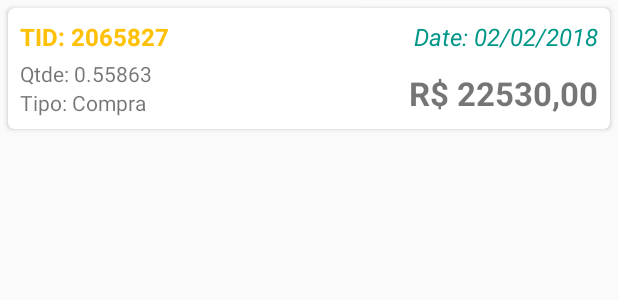
After one commit to kelvishardwork/example-retrofit2-bitcoin, an Android app: the layout row_trade_list.xml on its own in the app's theme, with its tools: preview values and no code run, on a phone screen of 412 x 824 dp. The commit adds this screen. Shown: the top 300 px of the screen. Run offline under Robolectric (Android 15) with nearby library versions, the phone set to English and light mode, and no system bars.

Commit message:
Criação dos Componentes da Trade, TradeActivity, TradeListAdaper, TradeViewHolder e layout

```diff
--- a/app/src/main/AndroidManifest.xml
+++ b/app/src/main/AndroidManifest.xml
@@ -18,7 +18,6 @@
                 <category android:name="android.intent.category.LAUNCHER" />
             </intent-filter>
         </activity>
-        <activity android:name=".MainActivity" />
         <activity android:name=".trade.TradeActivity"></activity>
     </application>
 
--- a/app/src/main/java/com/brakeel/exampleretrofit2bitcoin/entity/Trade.java
+++ b/app/src/main/java/com/brakeel/exampleretrofit2bitcoin/entity/Trade.java
@@ -6,17 +6,17 @@ package com.brakeel.exampleretrofit2bitcoin.entity;
 
 public class Trade {
 
-    private Double date;
+    private Integer date;
     private Double price;
     private Double amount;
     private Integer tid;
     private String type;
 
-    public Double getDate() {
+    public Integer getDate() {
         return date;
     }
 
-    public void setDate(Double date) {
+    public void setDate(Integer date) {
         this.date = date;
     }
 
--- /dev/null
+++ b/app/src/main/res/layout/row_trade_list.xml
@@ -0,0 +1,71 @@
+<?xml version="1.0" encoding="utf-8"?>
+<android.support.v7.widget.CardView xmlns:android="http://schemas.android.com/apk/res/android"
+    xmlns:card="http://schemas.android.com/apk/res-auto"
+    android:layout_width="match_parent"
+    android:layout_height="wrap_content"
+    android:layout_margin="5dp"
+    android:elevation="2dp"
+    card:cardCornerRadius="4dp">
+
+    <RelativeLayout
+        android:layout_width="match_parent"
+        android:layout_height="wrap_content"
+        android:padding="8dp">
+
+        <TextView
+            android:id="@+id/tvTidTrade"
+            android:layout_width="wrap_content"
+            android:layout_height="wrap_content"
+            android:layout_alignParentLeft="true"
+            android:layout_alignParentTop="true"
+            android:text="Tid: 2065827"
+            android:textAllCaps="true"
+            android:textColor="@color/colorAccent"
+            android:textSize="16sp"
+            android:textStyle="bold" />
+
+        <TextView
+            android:id="@+id/tvDateTrade"
+            android:layout_width="wrap_content"
+            android:layout_height="wrap_content"
+            android:layout_alignParentRight="true"
+            android:layout_alignParentTop="true"
+            android:text="Date: 02/02/2018"
+            android:textColor="@color/colorPrimary"
+            android:textSize="16sp"
+            android:textStyle="italic" />
+
+        <TextView
+            android:id="@+id/tvAmountTrade"
+            android:layout_width="wrap_content"
+            android:layout_height="wrap_content"
+            android:layout_alignParentLeft="true"
+            android:layout_below="@+id/tvTidTrade"
+            android:layout_marginTop="4dp"
+            android:text="Qtde: 0.55863" />
+
+        <TextView
+            android:id="@+id/tvTypeTrade"
+            android:layout_width="wrap_content"
+            android:layout_height="wrap_content"
+            android:layout_alignParentLeft="true"
+            android:layout_below="@+id/tvAmountTrade"
+            android:text="Tipo: Compra" />
+
+        <TextView
+            android:id="@+id/tvPriceTrade"
+            android:layout_width="wrap_content"
+            android:layout_height="wrap_content"
+            android:layout_alignParentEnd="true"
+            android:layout_alignParentRight="true"
+            android:layout_alignTop="@+id/tvAmountTrade"
+            android:layout_marginTop="8dp"
+            android:text="R$ 22530,00"
+            android:textSize="22sp"
+            android:textStyle="bold" />
+
+
+    </RelativeLayout>
+
+
+</android.support.v7.widget.CardView>
--- a/app/src/main/res/values/strings.xml
+++ b/app/src/main/res/values/strings.xml
@@ -1,4 +1,4 @@
 <resources>
-    <string name="app_name">ExampleRetrofit2Bitcoin</string>
+    <string name="app_name">AndroidCoin</string>
     <string name="refresh">Atualizar</string>
 </resources>
```
Also changed, not shown: app/src/main/java/com/brakeel/exampleretrofit2bitcoin/MainActivity.java (deleted, +0 -13 lines), app/src/main/java/com/brakeel/exampleretrofit2bitcoin/api/ApiService.java (+6 -4 lines), app/src/main/java/com/brakeel/exampleretrofit2bitcoin/repository/BTCRepository.java (added, +81 -0 lines), app/src/main/java/com/brakeel/exampleretrofit2bitcoin/ticker/TickerActivity.java (+11 -17 lines), app/src/main/java/com/brakeel/exampleretrofit2bitcoin/trade/TradeActivity.java (+106 -0 lines), app/src/main/java/com/brakeel/exampleretrofit2bitcoin/trade/adapter/TradeListAdapter.java (added, +47 -0 lines), app/src/main/java/com/brakeel/exampleretrofit2bitcoin/util/ApiClient.java (renamed from app/src/main/java/com/brakeel/exampleretrofit2bitcoin/api/ApiClient.java, +1 -7 lines), app/src/main/java/com/brakeel/exampleretrofit2bitcoin/viewholder/TradeViewHolder.java (added, +56 -0 lines), app/src/main/res/layout/activity_main.xml (deleted, +0 -14 lines), app/src/main/res/layout/activity_trade.xml (+21 -3 lines), app/src/main/res/layout/row_ticker_list.xml (added, +97 -0 lines).
